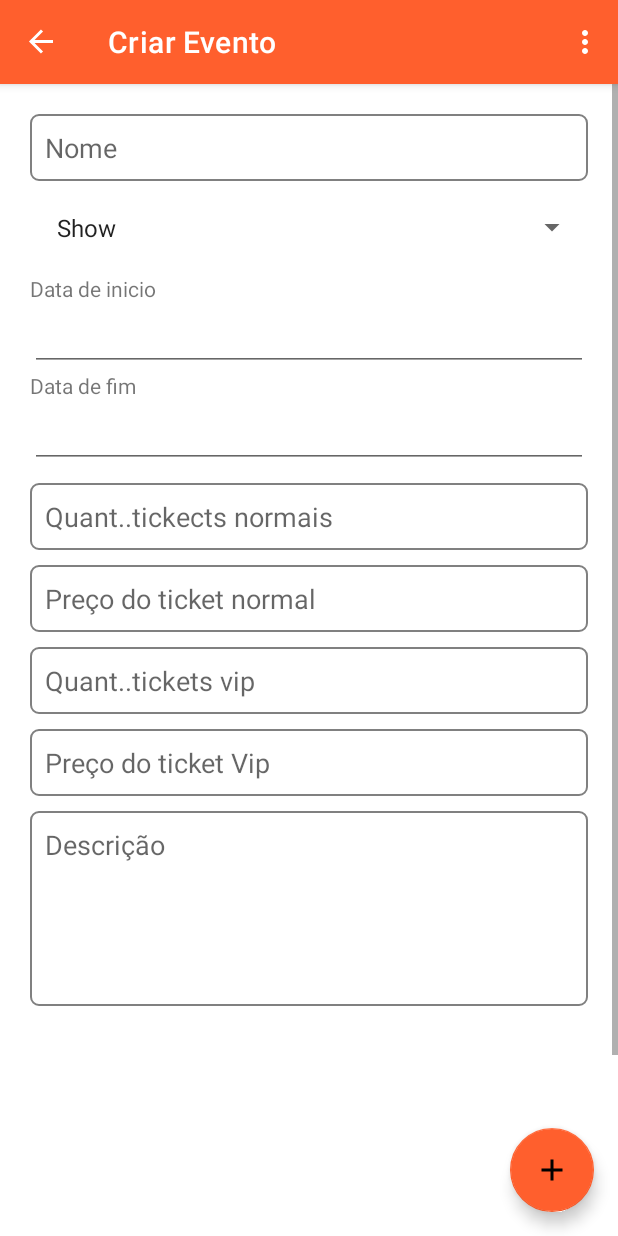
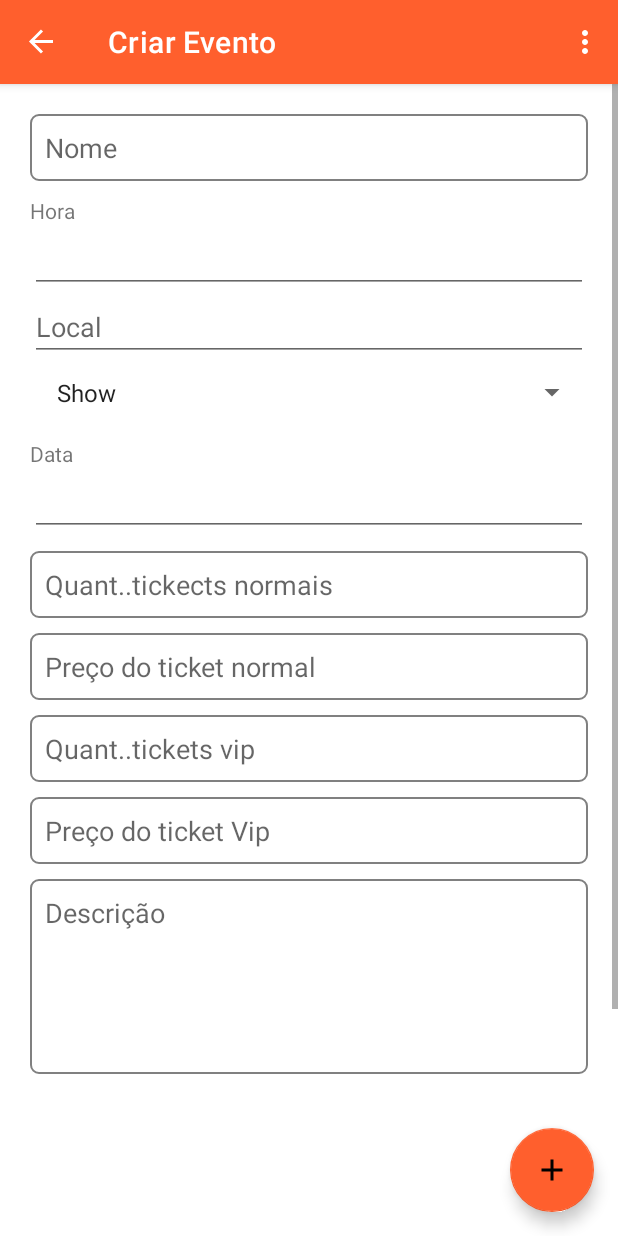
Before and after one commit to samuellangajr/Fais-app, an Android app: the screen it shows after launch (MainActivity), after a tap on an icon or button, on a phone screen of 412 x 824 dp. Run offline under Robolectric (Android 15) with nearby library versions, the phone set to English and light mode, and no system bars; our stand-ins replace Firebase (no records; nobody signed in at launch, a user with empty details on screens opened directly), navigation-ui; pictures from the network do not load.

Commit message:
first commit

```diff
--- a/app/build.gradle
+++ b/app/build.gradle
@@ -45,6 +45,7 @@ dependencies {
     implementation 'androidx.annotation:annotation:1.3.0'
     implementation 'com.google.firebase:firebase-auth:21.0.3'
     implementation 'com.google.firebase:firebase-firestore:24.1.1'
+    implementation 'com.google.firebase:firebase-storage:20.0.1'
     testImplementation 'junit:junit:4.13.2'
     androidTestImplementation 'androidx.test.ext:junit:1.1.5'
     androidTestImplementation 'androidx.test.espresso:espresso-core:3.5.1'
--- a/app/src/main/res/layout/fragment_create_event.xml
+++ b/app/src/main/res/layout/fragment_create_event.xml
@@ -21,8 +21,29 @@
         android:inputType="textPersonName"
         android:padding="10sp" />
 
+    <TextView
+        android:id="@+id/textView2"
+        android:layout_width="match_parent"
+        android:layout_height="wrap_content"
+        android:text="Hora" />
+
+    <EditText
+        android:id="@+id/time"
+        android:layout_width="match_parent"
+        android:layout_height="wrap_content"
+        android:ems="10"
+        android:inputType="time" />
+
+    <EditText
+        android:id="@+id/local"
+        android:layout_width="match_parent"
+        android:layout_height="wrap_content"
+        android:ems="10"
+        android:hint="Local"
+        android:inputType="textPersonName" />
+
     <Spinner
-        android:id="@+id/spinner"
+        android:id="@+id/categoria"
         android:layout_width="match_parent"
         android:layout_height="wrap_content"
         android:layout_marginBottom="10dp"
@@ -32,33 +53,19 @@
         android:padding="10sp" />
 
     <TextView
-        android:id="@+id/textView2"
         android:layout_width="match_parent"
         android:layout_height="wrap_content"
-        android:text="Data de inicio" />
+        android:text="Data" />
 
     <EditText
-        android:id="@+id/editTextDate3"
-        android:layout_width="match_parent"
-        android:layout_height="wrap_content"
-        android:ems="10"
-        android:inputType="date" />
-
-    <TextView
-        android:id="@+id/textView3"
-        android:layout_width="match_parent"
-        android:layout_height="wrap_content"
-        android:text="Data de fim" />
-
-    <EditText
-        android:id="@+id/editTextDate2"
+        android:id="@+id/data"
         android:layout_width="match_parent"
         android:layout_height="wrap_content"
         android:ems="10"
         android:inputType="date" />
 
     <EditText
-        android:id="@+id/editTextNumberSigned4"
+        android:id="@+id/quant_normal"
         android:layout_width="match_parent"
         android:layout_height="wrap_content"
         android:layout_marginTop="10dp"
@@ -68,7 +75,7 @@
         android:inputType="numberSigned"
         android:padding="10dp" />
     <EditText
-        android:id="@+id/editTextNumberSigned"
+        android:id="@+id/preco_normal"
         android:layout_width="match_parent"
         android:layout_height="wrap_content"
         android:layout_marginTop="10dp"
@@ -78,7 +85,7 @@
         android:inputType="numberSigned"
         android:padding="10dp" />
     <EditText
-        android:id="@+id/editTextNumberSigned2"
+        android:id="@+id/quant_vip"
         android:layout_width="match_parent"
         android:layout_height="wrap_content"
         android:layout_marginTop="10dp"
@@ -88,7 +95,7 @@
         android:inputType="numberSigned"
         android:padding="10dp" />
     <EditText
-        android:id="@+id/editTextNumberSigned3"
+        android:id="@+id/preco_vip"
         android:layout_width="match_parent"
         android:layout_height="wrap_content"
         android:layout_marginTop="10dp"
@@ -99,7 +106,7 @@
         android:padding="10dp" />
 
     <EditText
-        android:id="@+id/editTextTextMultiLine"
+        android:id="@+id/descricao"
         android:layout_width="match_parent"
         android:layout_height="wrap_content"
         android:layout_marginTop="10dp"
@@ -132,7 +139,7 @@
         android:orientation="horizontal">
 
         <Button
-            android:id="@+id/seguinte"
+            android:id="@+id/criar_evento"
             android:layout_width="wrap_content"
             android:layout_height="wrap_content"
             android:layout_marginRight="10dp"
```
Also changed, not shown: app/src/main/java/mz/ac/isutc/lecc31/fais/Samuel/ui/promotor/Create_eventFragment.java (+91 -1 lines).
